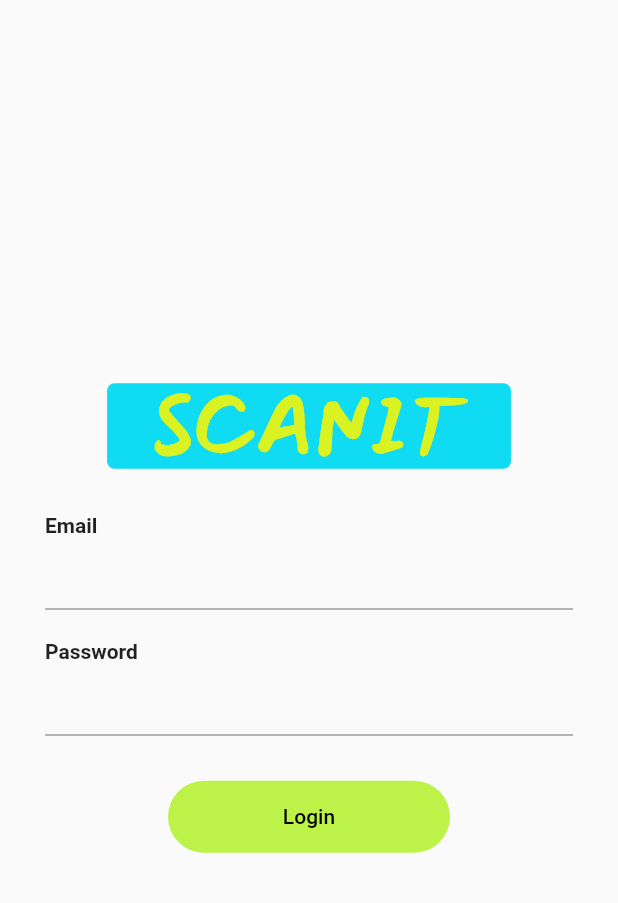
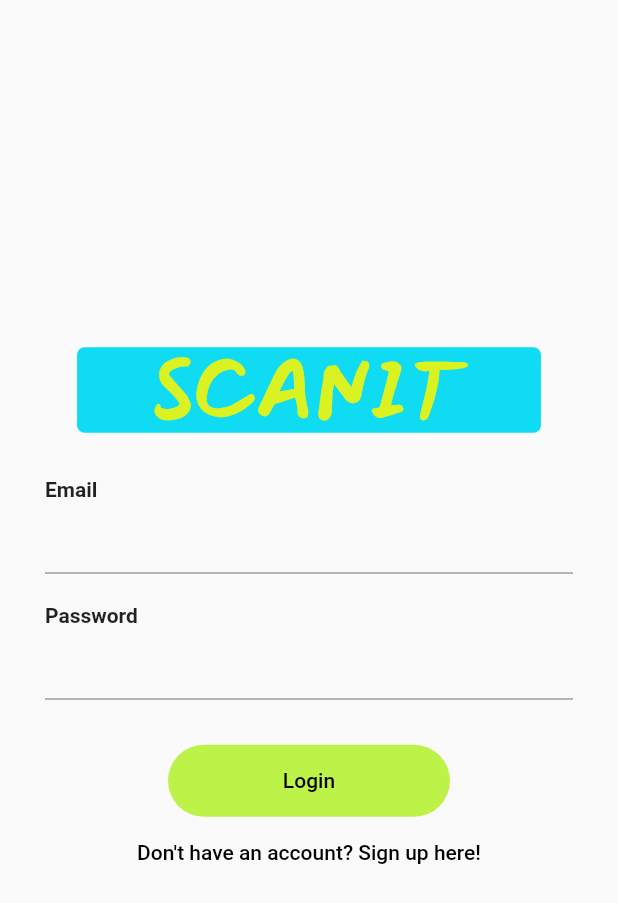
Before and after one commit to AndresGutierrez01/ScanIt, a Flutter app: the screen it shows after launch, on a phone screen of 412 x 824 dp. Shown: the top 903 px of the screen. Run offline on Flutter 3.47's test engine with Material 2 defaults, Android fonts, the phone set to English and light mode, and no system bars.

Commit message:
created TextButton widget

```diff
--- a/MobileApp/scanit/lib/pages/Login.dart
+++ b/MobileApp/scanit/lib/pages/Login.dart
@@ -2,6 +2,7 @@ import 'package:flutter/material.dart';
 import '../widgets/MainBanner.dart';
 import '../widgets/LoginForm.dart';
 import '../widgets/FormButton.dart';
+import '../widgets/TextButton.dart';
 
 class Login extends StatefulWidget {
   @override
@@ -13,7 +14,11 @@ class LoginState extends State<Login> {
   TextEditingController password = TextEditingController();
 
   login(){
+    print("Logging in....");
+  }
 
+  signUp(){
+    print("Routing to sign up page");
   }
 
   @override
@@ -28,7 +33,8 @@ class LoginState extends State<Login> {
             children: <Widget>[
               MainBanner(),
               LoginForm(emailController: email,passwordController: password,),
-              FormButton(text: "Login", onTap: login())
+              FormButton(text: "Login", onTap: login),
+              TextButton(text: "Don't have an account? Sign up here!", onTap: signUp,)
             ],
           ),
         ),
--- a/MobileApp/scanit/lib/widgets/MainBanner.dart
+++ b/MobileApp/scanit/lib/widgets/MainBanner.dart
@@ -5,7 +5,7 @@ class MainBanner extends StatelessWidget {
   @override
   Widget build(BuildContext context) {
     return Container(
-      padding: EdgeInsets.only(left: 30, right: 30),
+      padding: EdgeInsets.only(left: 50, right: 50),
       decoration: BoxDecoration(
           color: AppColors.blue, borderRadius: BorderRadius.circular(5)),
       child: Text("SCANIT",
--- /dev/null
+++ b/MobileApp/scanit/lib/widgets/TextButton.dart
@@ -0,0 +1,21 @@
+import 'package:flutter/material.dart';
+
+class TextButton extends StatelessWidget {
+  final String text;
+  final VoidCallback onTap;
+
+  TextButton({@required this.text, @required this.onTap});
+
+  @override
+  Widget build(BuildContext context) {
+    return Container(
+      child: FlatButton(
+        child: Text(
+          this.text,
+          style: TextStyle(color: Colors.black),
+        ),
+        onPressed: this.onTap,
+      ),
+    );
+  }
+}
```
